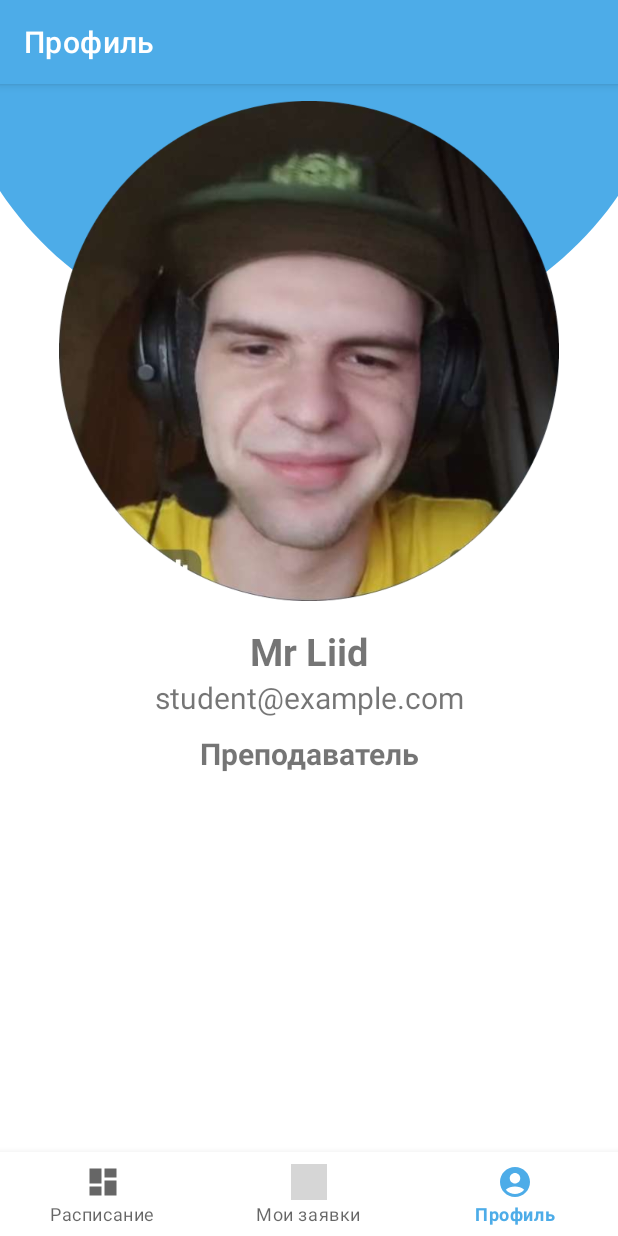
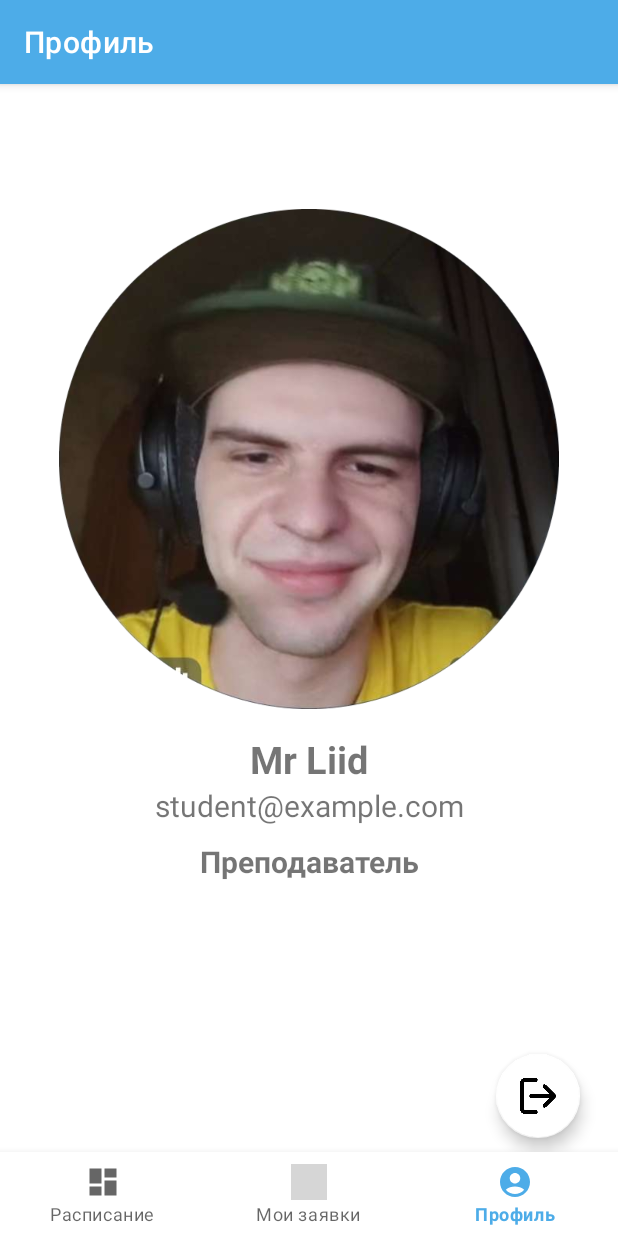
Before and after one commit to DarkLordikss/dekanat_keys, an Android app: the ProfileFragment screen opened through its navigation route, on a phone screen of 412 x 824 dp. Run offline under Robolectric (Android 15) with nearby library versions, the phone set to English and light mode, and no system bars; our stand-ins replace navigation-ui; grey boxes are pictures that could not be loaded.

Commit message:
minor changes

```diff
--- a/mobile/app/src/main/res/layout/fragment_profile.xml
+++ b/mobile/app/src/main/res/layout/fragment_profile.xml
@@ -8,38 +8,14 @@
     tools:context="activities.ui.profile.ProfileFragment">
 
 
-    <ScrollView
-        android:layout_width="match_parent"
-        android:layout_height="match_parent">
-        <LinearLayout
-            android:layout_width="match_parent"
-            android:layout_height="wrap_content"
-            android:orientation="vertical">
-
-            <androidx.constraintlayout.widget.ConstraintLayout
-                android:layout_width="match_parent"
-                android:layout_height="match_parent">
-
-
-                <ImageView
-                    android:id="@+id/imageView"
-                    android:layout_width="413dp"
-                    android:layout_height="178dp"
-                    android:scaleType="fitXY"
-                    app:layout_constraintEnd_toEndOf="parent"
-                    app:layout_constraintStart_toStartOf="parent"
-                    app:layout_constraintTop_toTopOf="parent"
-                    app:srcCompat="@drawable/profile_header" />
-
     <ImageView
         android:id="@+id/imageView2"
         android:layout_width="500px"
         android:layout_height="500px"
-                    android:layout_marginTop="24dp"
-                    app:layout_constraintBottom_toBottomOf="@+id/imageView"
-                    app:layout_constraintEnd_toEndOf="@+id/imageView"
-                    app:layout_constraintStart_toStartOf="@+id/imageView"
-                    app:layout_constraintTop_toBottomOf="@+id/imageView"
+        android:layout_marginTop="83dp"
+        app:layout_constraintEnd_toEndOf="parent"
+        app:layout_constraintStart_toStartOf="parent"
+        app:layout_constraintTop_toTopOf="parent"
         app:srcCompat="@drawable/profile_photo" />
 
     <TextView
@@ -78,9 +54,17 @@
         app:layout_constraintEnd_toEndOf="@+id/emailView"
         app:layout_constraintStart_toStartOf="@+id/emailView"
         app:layout_constraintTop_toBottomOf="@+id/emailView" />
-            </androidx.constraintlayout.widget.ConstraintLayout>
 
-        </LinearLayout>
-    </ScrollView>
+    <com.google.android.material.floatingactionbutton.FloatingActionButton
+        android:id="@+id/floatingActionButton"
+        android:layout_width="wrap_content"
+        android:layout_height="wrap_content"
+        android:layout_marginEnd="25dp"
+        android:layout_marginBottom="65dp"
+        android:clickable="true"
+        android:src="@drawable/logout"
+        app:backgroundTint="@color/white"
+        app:layout_constraintBottom_toBottomOf="parent"
+        app:layout_constraintEnd_toEndOf="parent" />
 
 </androidx.constraintlayout.widget.ConstraintLayout>
```
Also changed, not shown: mobile/app/src/main/res/drawable/logout.png (added). Lines whose indentation alone changed are shown as unchanged.
